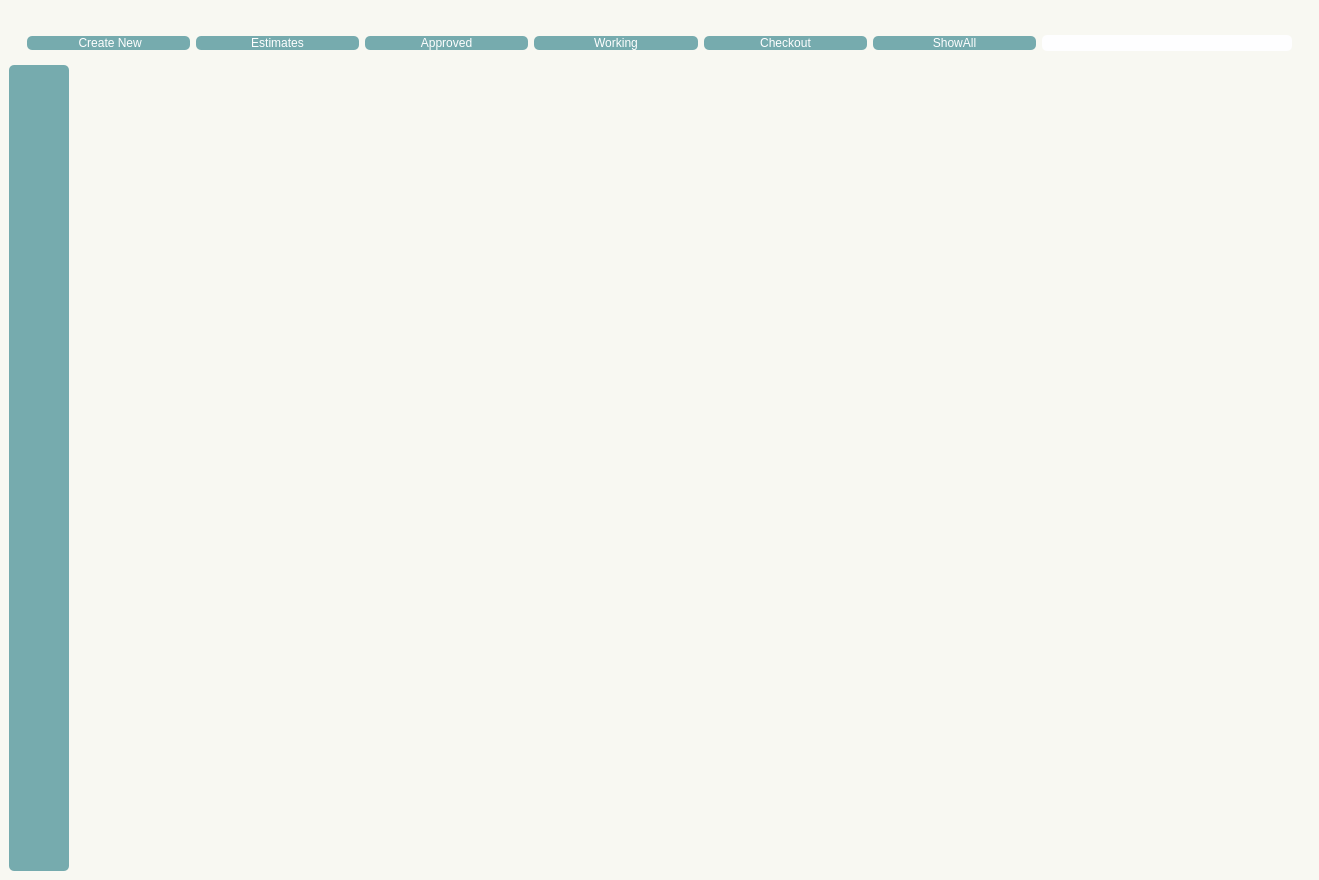
Above: openauto/theme/main.ui from winterautollc/OpenAutoCore before the change. Below: the same form after it.
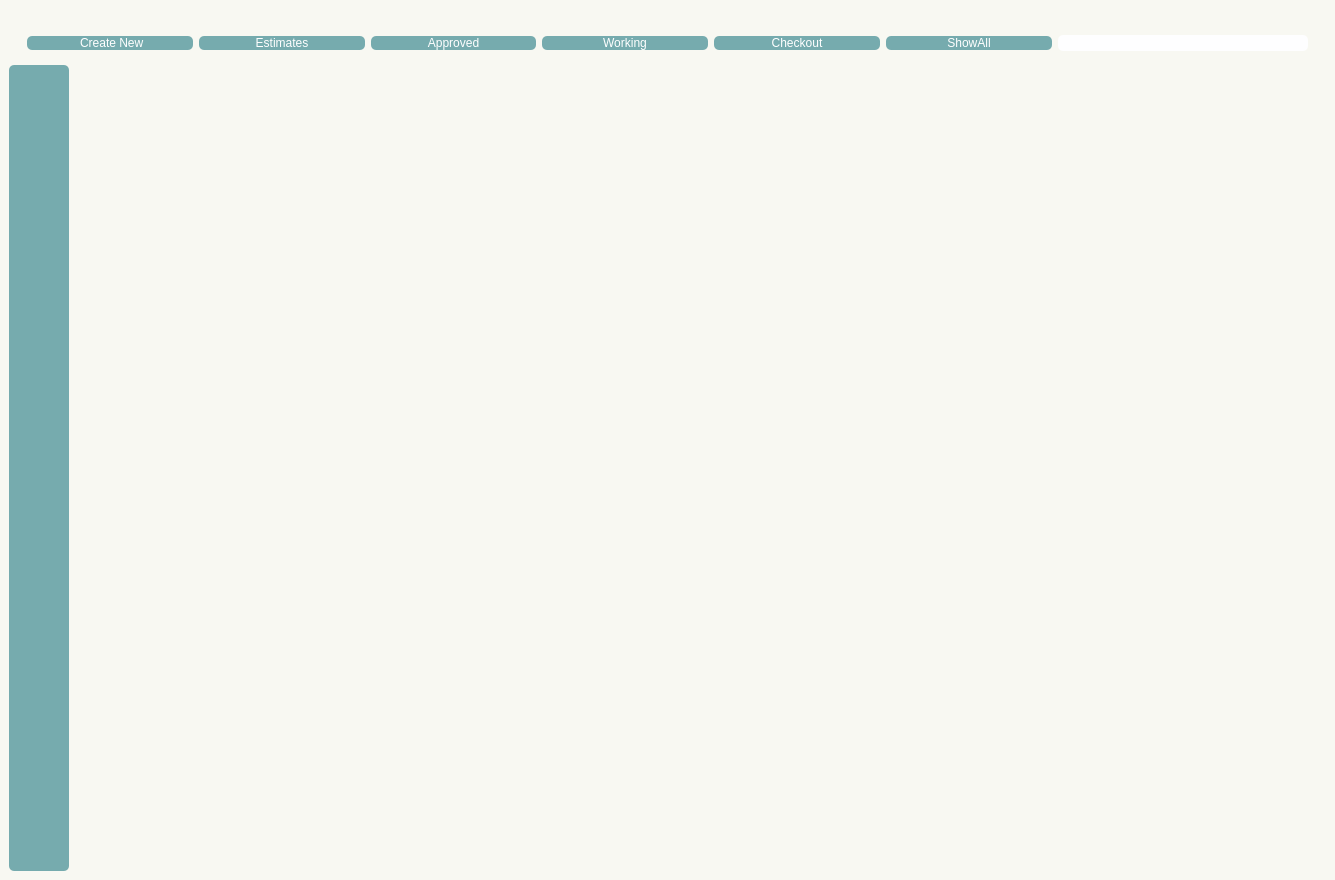
That is the form after the change. Icons and pictures are not drawn. Custom widgets are drawn as their Qt base class.

```diff
--- a/openauto/theme/main.ui
+++ b/openauto/theme/main.ui
@@ -6,7 +6,7 @@
    <rect>
     <x>0</x>
     <y>0</y>
-    <width>1319</width>
+    <width>1335</width>
     <height>880</height>
    </rect>
   </property>
```
Left out of the diff: 3356 changed lines with no effect on the pictures.
